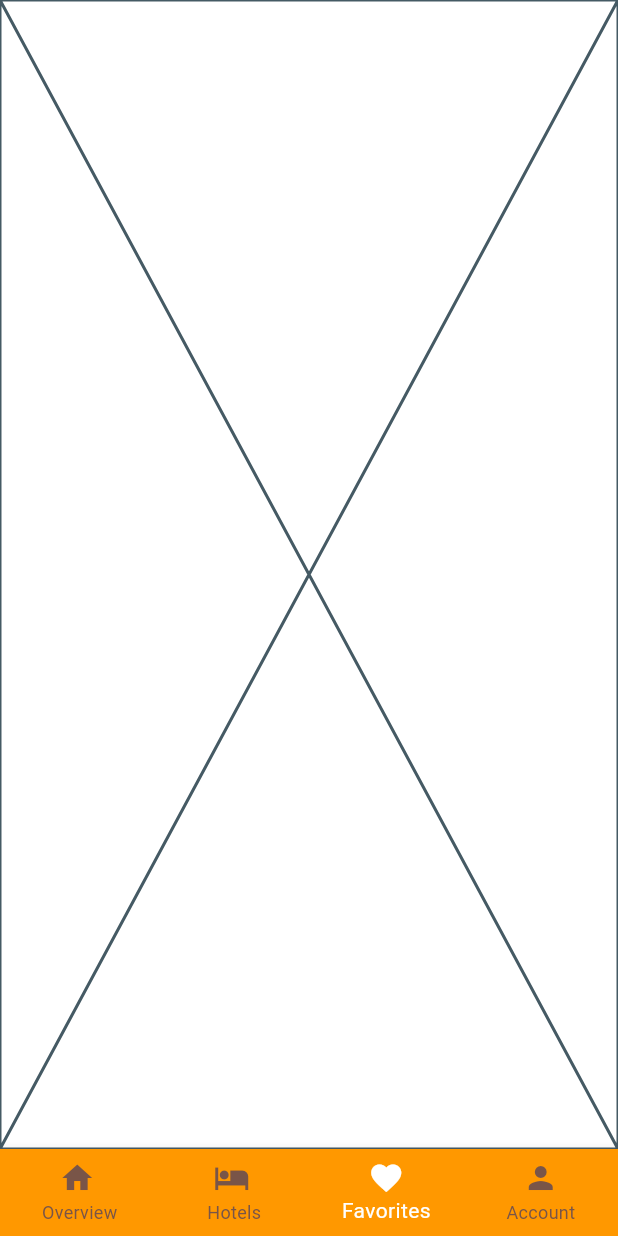
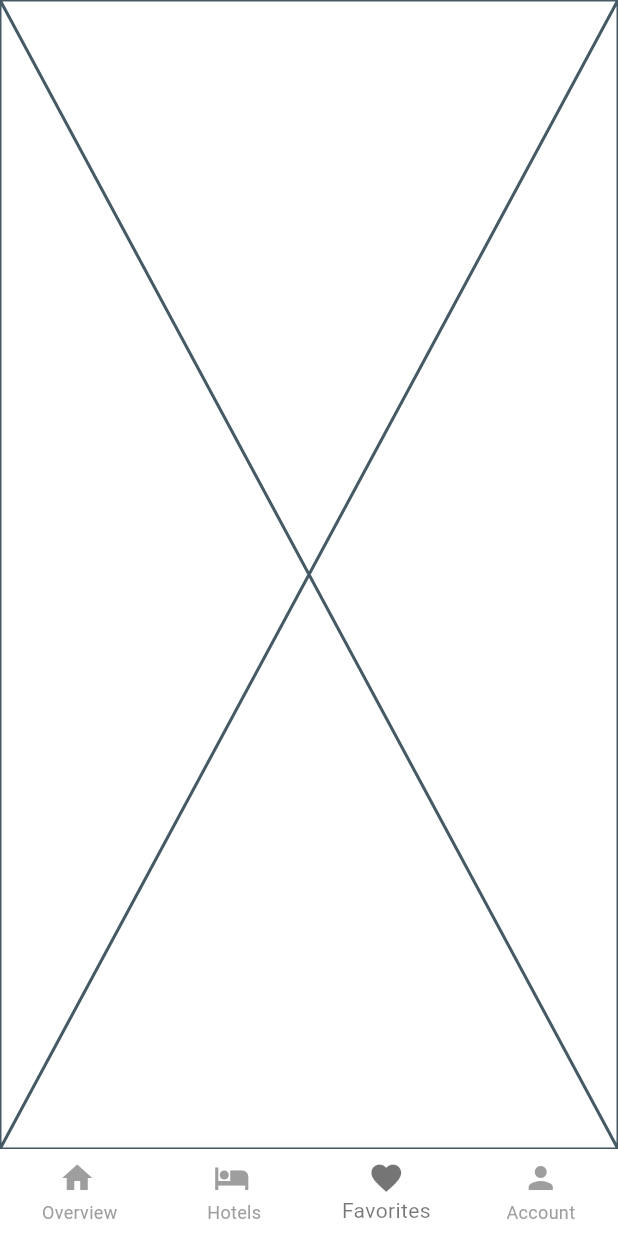
Before and after one commit to sherifhasan/hotels_booking, a Flutter app: the screen it shows after launch, item 3 of the bottom bar chosen, on a phone screen of 412 x 824 dp. Run offline on Flutter 3.47's test engine with Material 3 defaults, Android fonts, the phone set to English and light mode, and no system bars; our stand-ins replace auto_route, dartz, dio, flutter_bloc, freezed_annotation, get_it and 1 more; accounts and stored records are empty; generated files the repository leaves out were written again; statements that could not run were skipped.

Commit message:
Updated AppTheme

```diff
--- a/lib/presentation/app_theme.dart
+++ b/lib/presentation/app_theme.dart
@@ -3,12 +3,11 @@ import 'package:flutter/material.dart';
 class AppTheme {
   static ThemeData get appTheme {
     return ThemeData(
-      primaryColor: Colors.orange,
+      primaryColor: Color(0xFF0c276f),
       scaffoldBackgroundColor: Colors.white,
       appBarTheme: const AppBarTheme(
-        color: Colors.orange,
+        color: Color(0xFF0c276f),
         centerTitle: true,
-        iconTheme: IconThemeData(color: Colors.white),
         titleTextStyle: TextStyle(
           color: Colors.white,
           fontSize: 22,
@@ -17,9 +16,9 @@ class AppTheme {
       ),
       bottomNavigationBarTheme: BottomNavigationBarThemeData(
         type: BottomNavigationBarType.fixed,
-        backgroundColor: Colors.orange,
-        selectedItemColor: Colors.white,
-        unselectedItemColor: Colors.brown,
+        backgroundColor: Colors.white,
+        selectedItemColor: Colors.black54,
+        unselectedItemColor: Colors.grey,
       ),
       elevatedButtonTheme: ElevatedButtonThemeData(
         style: ElevatedButton.styleFrom(
```
